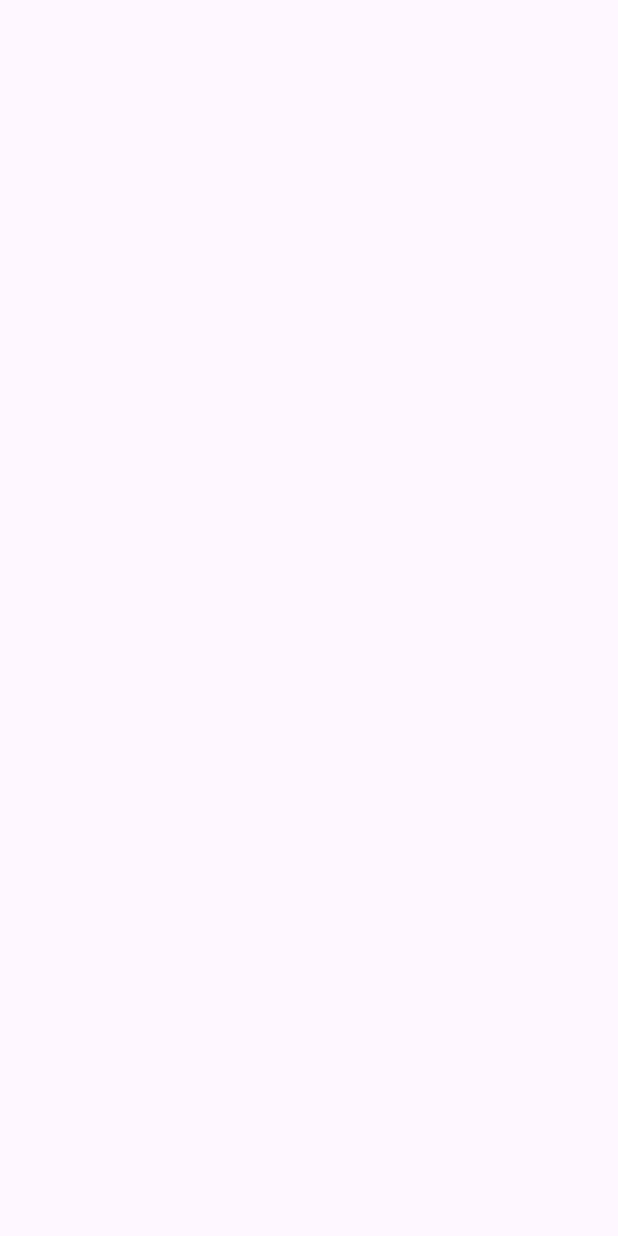
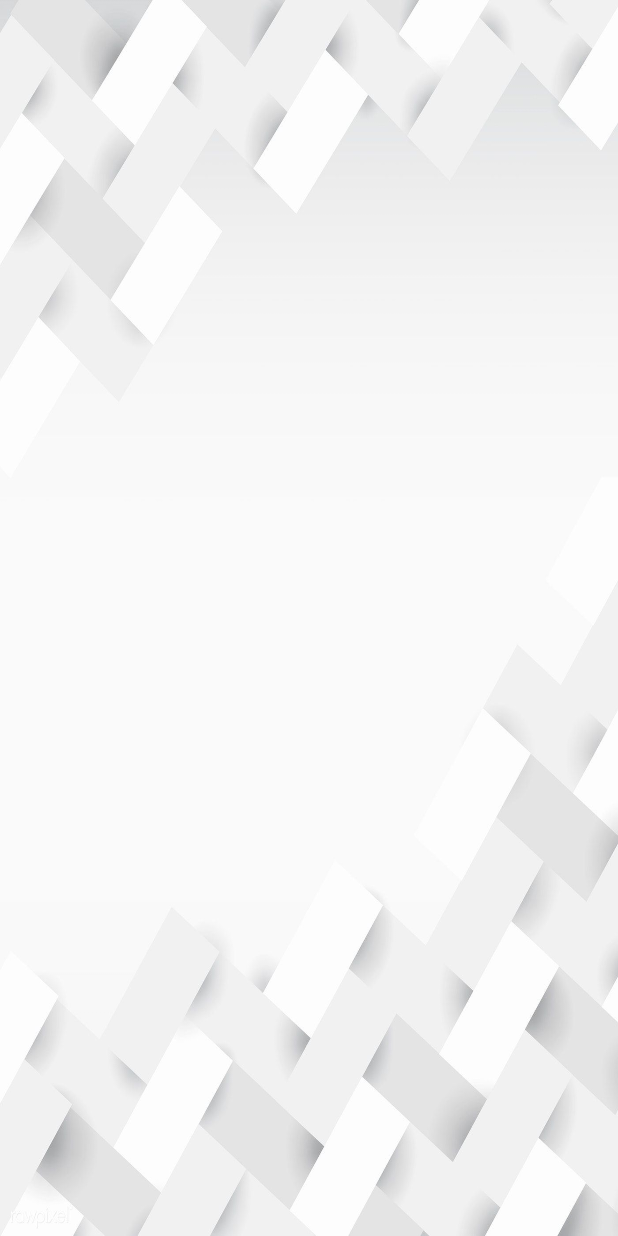
Before and after one commit to Ndhlovu1/Graduate-Corner, an Android app: the RegisterActivity screen opened directly, with no data from a screen before it, on a phone screen of 412 x 824 dp. Before the commit the screen is empty. Run offline under Robolectric (Android 15) with nearby library versions, the phone set to English and light mode, and no system bars.

Commit message:
Began the Registration Page Layout Design

```diff
--- a/app/src/main/res/layout/activity_register.xml
+++ b/app/src/main/res/layout/activity_register.xml
@@ -1,9 +1,15 @@
 <?xml version="1.0" encoding="utf-8"?>
-<androidx.constraintlayout.widget.ConstraintLayout xmlns:android="http://schemas.android.com/apk/res/android"
+<LinearLayout xmlns:android="http://schemas.android.com/apk/res/android"
     xmlns:app="http://schemas.android.com/apk/res-auto"
     xmlns:tools="http://schemas.android.com/tools"
     android:layout_width="match_parent"
     android:layout_height="match_parent"
+    android:orientation="vertical"
+    android:gravity="center"
+    android:padding="10dp"
+    android:background="@drawable/white_bg"
     tools:context=".users.RegisterActivity">
 
-</androidx.constraintlayout.widget.ConstraintLayout>
+
+
+</LinearLayout>
```
